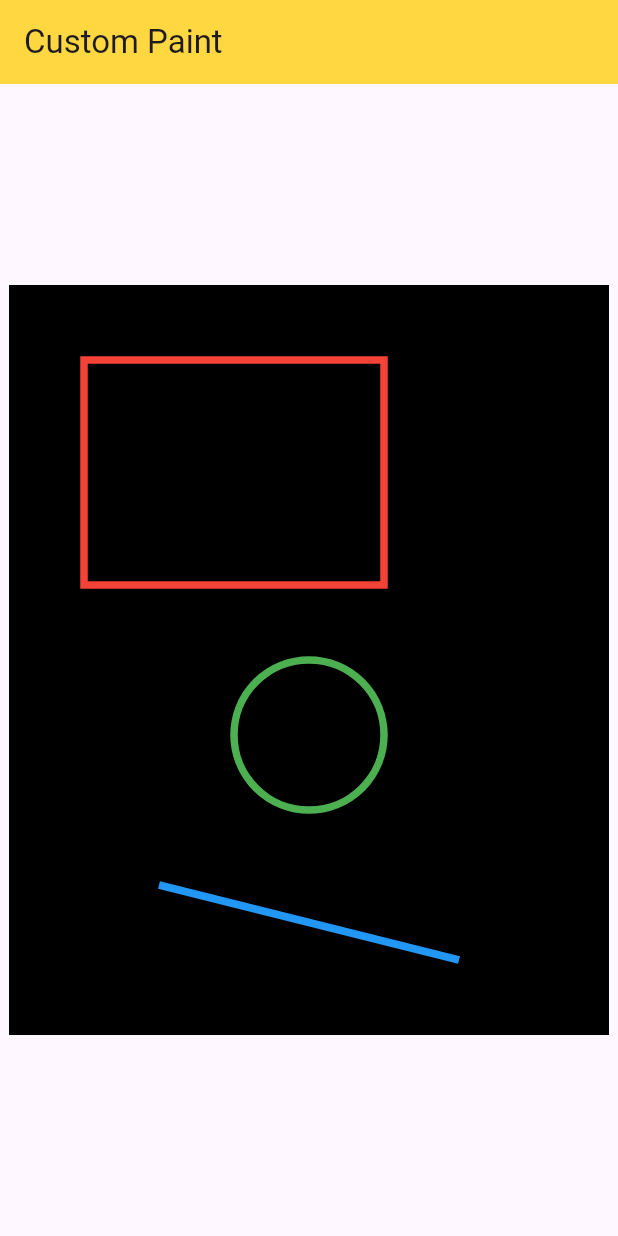
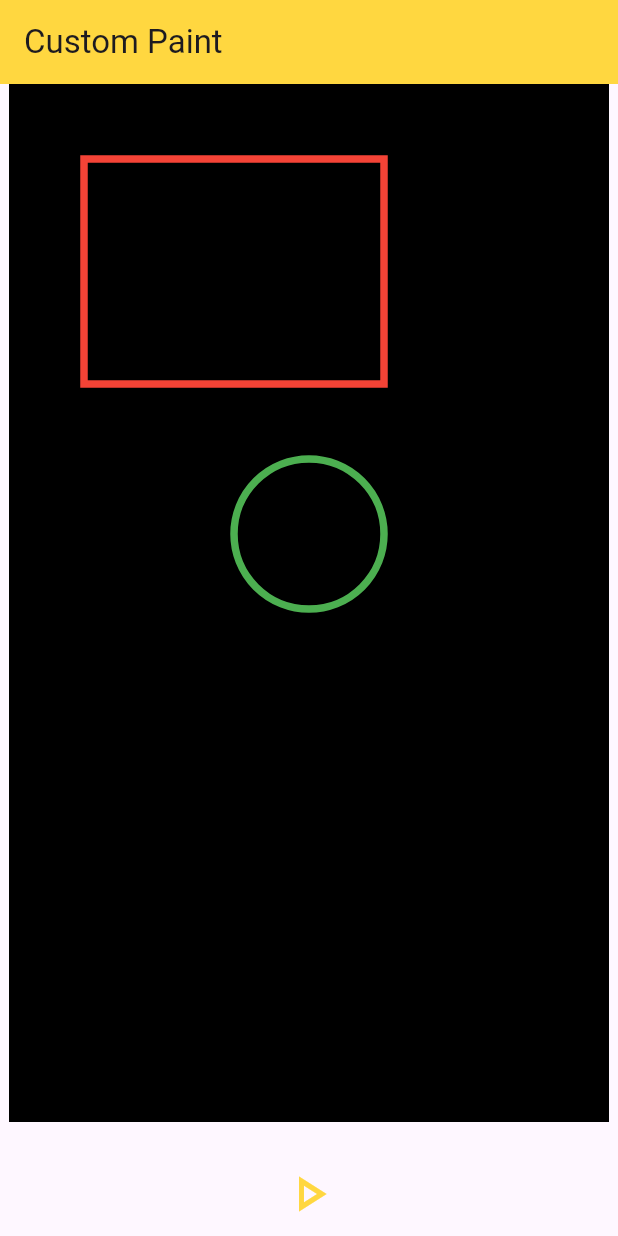
Before and after one commit to baheej007/study, a Flutter app: the screen it shows after launch, on a phone screen of 412 x 824 dp. Run offline on Flutter 3.47's test engine with Material 3 defaults, Android fonts, the phone set to English and light mode, and no system bars.

```diff
--- a/lib/main.dart
+++ b/lib/main.dart
@@ -1,4 +1,5 @@
 import 'package:flutter/material.dart';
+import 'get.dart';
 
 void main() {
   runApp(const MyApp());
@@ -11,12 +12,26 @@ class MyApp extends StatelessWidget {
   Widget build(BuildContext context) {
     return MaterialApp(
       debugShowCheckedModeBanner: false,
-      home: Scaffold(
+      home: const FirstPage(),
+    );
+  }
+}
+
+class FirstPage extends StatelessWidget {
+  const FirstPage({super.key});
+
+  @override
+  Widget build(BuildContext context) {
+    return Scaffold(
       appBar: AppBar(
         title: const Text("Custom Paint"),
         backgroundColor: Colors.amberAccent,
       ),
       body: Center(
+        child: Column(
+          mainAxisAlignment: MainAxisAlignment.center,
+          children: [
+            Expanded(
               child: Container(
                 color: Colors.black,
                 child: CustomPaint(
@@ -24,6 +39,25 @@ class MyApp extends StatelessWidget {
                   size: const Size(400, 500),
                 ),
               ),
+            ),
+            const SizedBox(height: 20),
+            IconButton(
+              onPressed: () {
+
+                Navigator.push(
+                  context,
+                  MaterialPageRoute(
+                    builder: (context) => const SecondPage(),
+                  ),
+                );
+              },
+              icon: const Icon(
+                Icons.play_arrow_outlined,
+                size: 40,
+                color: Colors.amberAccent,
+              ),
+            ),
+          ],
         ),
       ),
     );
@@ -41,10 +75,8 @@ class MasterPainter extends CustomPainter {
     canvas.drawRect(Rect.fromLTWH(50, 50, 200, 150), paint);
 
     paint.color = Colors.green;
-    canvas.drawCircle(Offset(200, 300), 50, paint);
+    canvas.drawCircle(const Offset(200, 300), 50, paint);
 
-    paint.color = Colors.blue;
-    canvas.drawLine(Offset(100, 400), Offset(300, 450), paint);
   }
 
   @override
```
Also changed, not shown: lib/get.dart (added, +56 -0 lines). Lines whose indentation alone changed are shown as unchanged.
